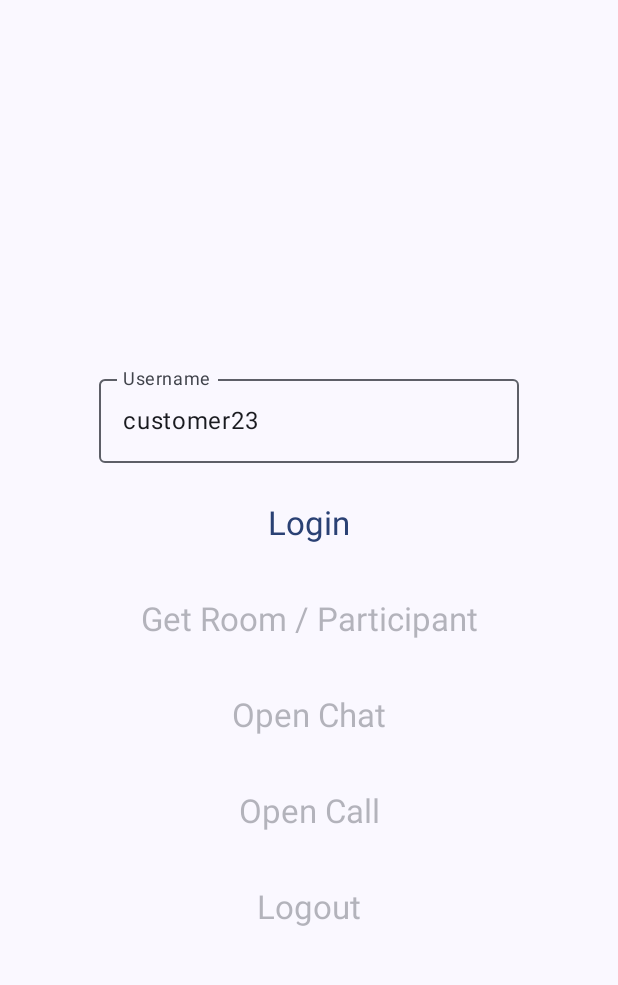
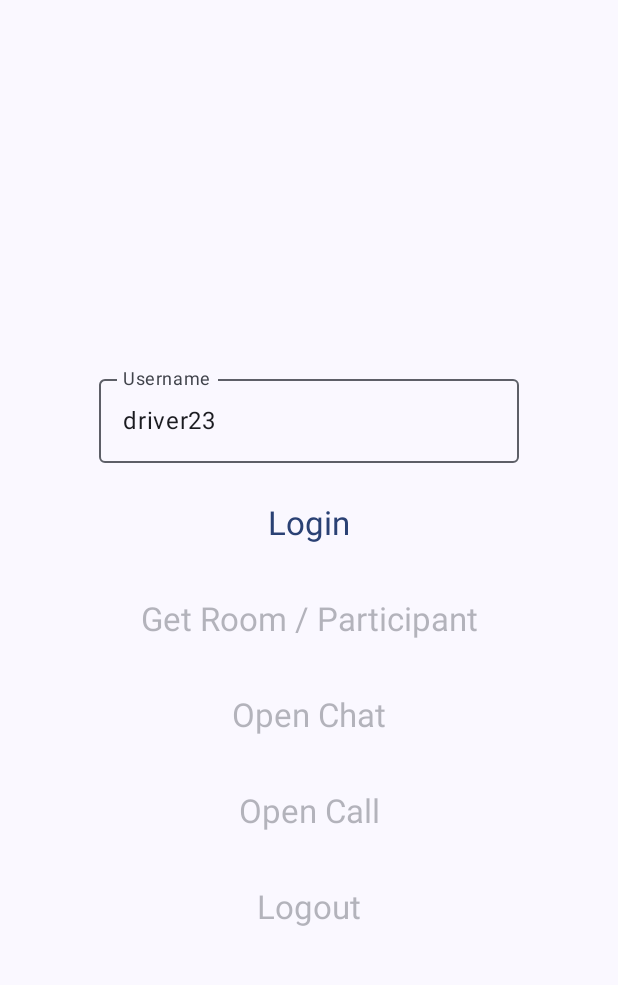
Before and after one commit to bluebird-id/bb-chat-android, an Android app built with Jetpack Compose: the screen it shows after launch (MainActivity), on a phone screen of 412 x 824 dp, the part 221-1206 px from its top. Run offline under Robolectric (Android 15) with nearby library versions, the phone set to English and light mode, and no system bars; our stand-ins replace Picasso; libraries missing offline, so code that uses them is left out: com.android.installreferrer; pictures from the network do not load; 1 statement that could not run was skipped.

```diff
--- a/BBChat/src/main/java/id/bluebird/chat/io/ChatServiceApi.kt
+++ b/BBChat/src/main/java/id/bluebird/chat/io/ChatServiceApi.kt
@@ -48,7 +48,7 @@ class ChatServiceApi {
                     if (true) {
                         val USRID_KEY: Metadata.Key<String> =
                             Metadata.Key.of("userid", Metadata.ASCII_STRING_MARSHALLER)
-                        headers?.put(USRID_KEY, "customer23")
+                        headers?.put(USRID_KEY, "driver23")
                         headers?.let {
                             metadata = headers
                         }
--- a/app/src/main/java/id/bluebird/chat/demo/MainActivity.kt
+++ b/app/src/main/java/id/bluebird/chat/demo/MainActivity.kt
@@ -89,10 +89,10 @@ fun MainScreen(
                 )
             }
 
-            val usernameState = remember { mutableStateOf("customer23") }
+            val usernameState = remember { mutableStateOf("driver23") }
             val passwordState = remember { mutableStateOf(usernameState.value) }
 
-            val orderIdState = remember { mutableStateOf("") }
+            val orderIdState = remember { mutableStateOf("bebas23") }
 
 
             Column(
```
Also changed, not shown: BBChat/src/main/java/id/bluebird/chat/sdk/demos/message/MessagesAdapter.java (+13 -15 lines).
